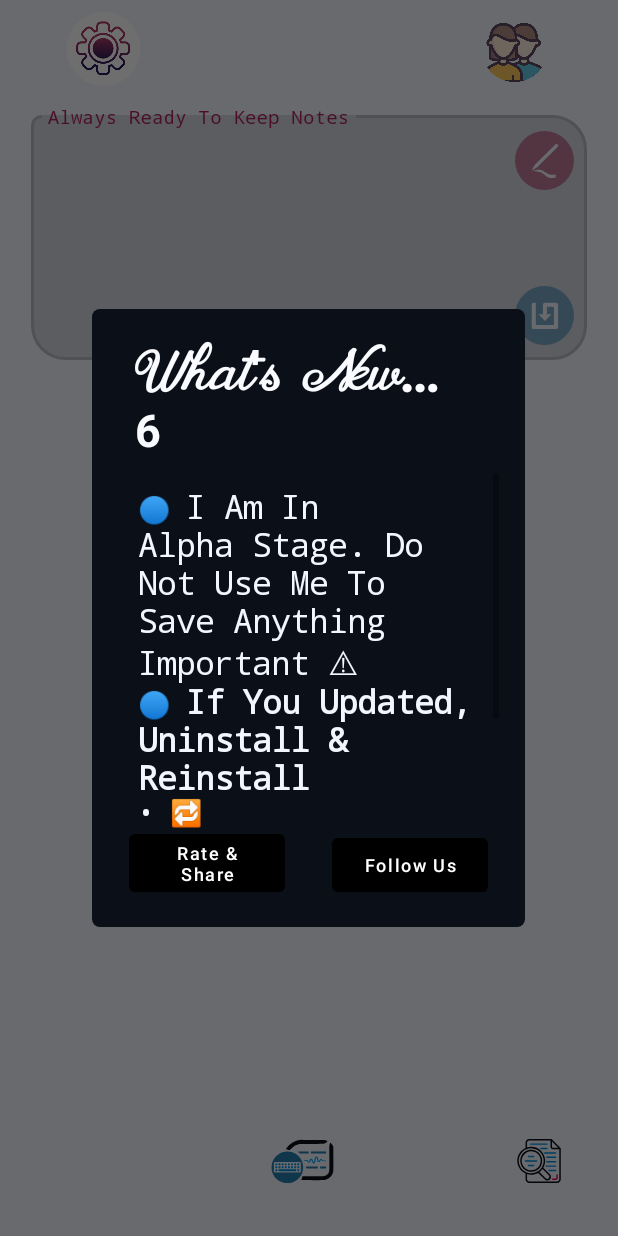
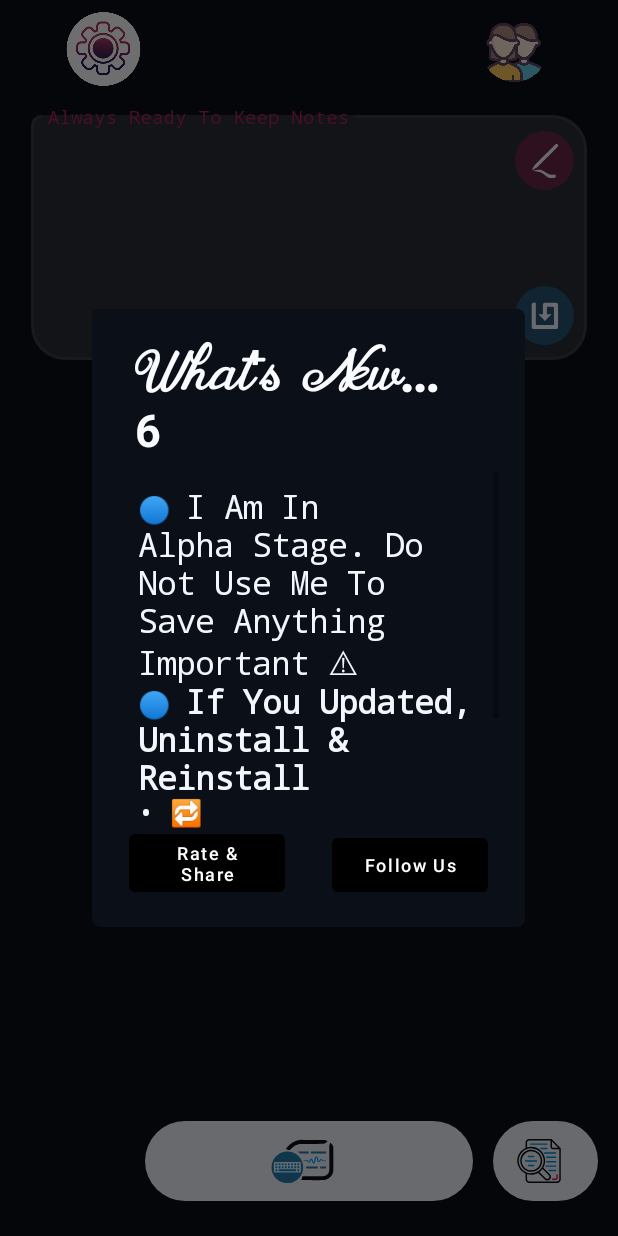
Before and after one commit to eliasdfazel/ReadyKeepNotes, an Android app: the KeepNoteOverview screen opened directly, with no data from a screen before it, on a phone screen of 412 x 824 dp. Run offline under Robolectric (Android 15) with nearby library versions, the phone set to English and light mode, and no system bars; our stand-ins replace Firebase (no records; nobody signed in at launch, a user with empty details on screens opened directly), Room's generated code; libraries missing offline, so code that uses them is left out: com.abanabsalan.aban; pictures from the network do not load; 9 statements that could not run were skipped.

Commit message:
[Description] #
[Phone][ChangeLog]

[Watch][ChangeLog]

[Build][ChangeLog]
# Libraries Updated

```diff
--- a/KeepNotesPhone/src/main/java/net/geeksempire/ready/keep/notes/Overview/UserInterface/KeepNoteOverview.kt
+++ b/KeepNotesPhone/src/main/java/net/geeksempire/ready/keep/notes/Overview/UserInterface/KeepNoteOverview.kt
@@ -557,7 +557,7 @@ class KeepNoteOverview : AppCompatActivity(),
     override fun onResume() {
         super.onResume()
 
-//        setupColors()
+        setupColors()
 
         loadUserAccountInformation()
 
--- a/KeepNotesPhone/src/main/res/layout/overview_layout.xml
+++ b/KeepNotesPhone/src/main/res/layout/overview_layout.xml
@@ -248,7 +248,6 @@
         android:insetBottom="0dp"
         android:insetLeft="0dp"
         android:insetRight="0dp"
-        android:background="@color/default_color_game_light"
 
         apps:elevation="13dp"
         apps:cornerRadius="51dp"
```
